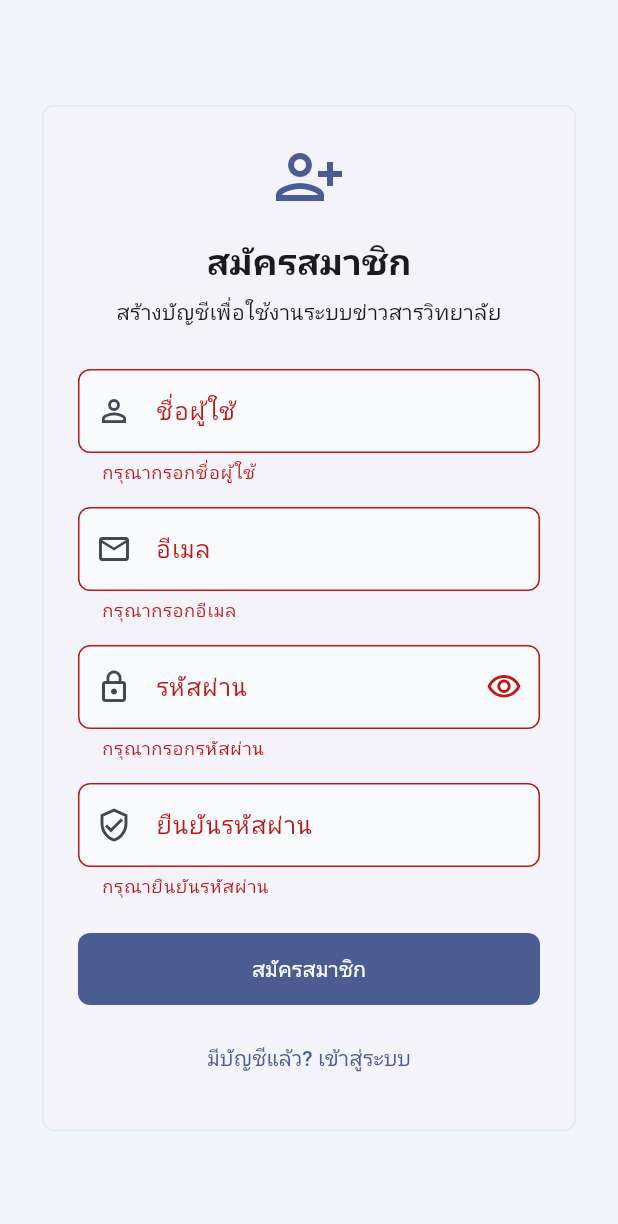
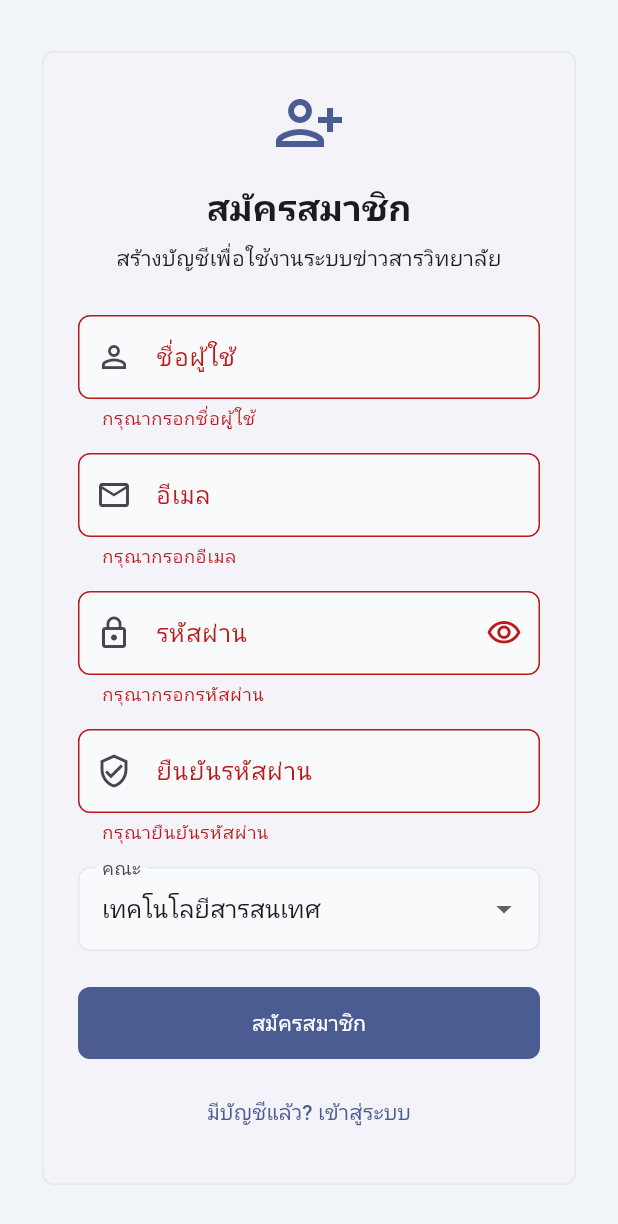
Before and after one commit to PakinB/flutter_college_news_app, a Flutter app: the RegisterPage screen opened directly, after a tap on "สมัครสมาชิก", on a phone screen of 412 x 824 dp. Shown: the top 1224 px of the screen. Run offline on Flutter 3.47's test engine with Material 3 defaults, Android fonts, the phone set to English and light mode, and no system bars.

Commit message:
complete registerpage

```diff
--- a/lib/register.dart
+++ b/lib/register.dart
@@ -1,4 +1,6 @@
 import 'package:flutter/material.dart';
+import 'dart:convert';
+import 'package:http/http.dart' as http;
 
 class RegisterPage extends StatefulWidget {
   const RegisterPage({super.key});
@@ -15,6 +17,42 @@ class _RegisterPageState extends State<RegisterPage> {
   final _confirmPasswordController = TextEditingController();
   bool _obscurePassword = true;
 
+  String selectedFaculty = '1';
+
+  Future<void> register() async {
+    final url = Uri.parse(
+      "http://localhost/flutter_college_news/php_api/auth/register.php",
+    );
+
+    final response = await http.post(
+      url,
+      headers: {"Content-Type": "application/json"},
+      body: jsonEncode({
+        "name": _nameController.text,
+        "email": _emailController.text,
+        "password": _passwordController.text,
+        "role": "user",
+        "faculty_id": selectedFaculty,
+      }),
+    );
+
+    final data = jsonDecode(response.body);
+
+    if (data['status'] == 'success') {
+      ScaffoldMessenger.of(
+        context,
+      ).showSnackBar(const SnackBar(content: Text("สมัครสมาชิกสำเร็จ")));
+
+      Navigator.pop(context);
+    } else {
+      ScaffoldMessenger.of(context).showSnackBar(
+        SnackBar(
+          content: Text("Error: ${data['message'] ?? 'สมัครไม่สำเร็จ'}"),
+        ),
+      );
+    }
+  }
+
   @override
   void dispose() {
     _nameController.dispose();
@@ -24,13 +62,10 @@ class _RegisterPageState extends State<RegisterPage> {
     super.dispose();
   }
 
-  void _register() {
+  Future<void> _register() async {
     if (!_formKey.currentState!.validate()) return;
 
-    ScaffoldMessenger.of(context).showSnackBar(
-      const SnackBar(content: Text('สมัครสมาชิกสำเร็จ')),
-    );
-    Navigator.of(context).pop();
+    await register();
   }
 
   void _backToLogin() {
@@ -70,9 +105,7 @@ class _RegisterPageState extends State<RegisterPage> {
                         Text(
                           'สมัครสมาชิก',
                           textAlign: TextAlign.center,
-                          style: Theme.of(context)
-                              .textTheme
-                              .headlineSmall
+                          style: Theme.of(context).textTheme.headlineSmall
                               ?.copyWith(fontWeight: FontWeight.bold),
                         ),
                         const SizedBox(height: 8),
@@ -168,6 +201,43 @@ class _RegisterPageState extends State<RegisterPage> {
                           },
                           onFieldSubmitted: (_) => _register(),
                         ),
+                        const SizedBox(height: 16),
+                        DropdownButtonFormField(
+                          value: selectedFaculty,
+                          items: const [
+                            DropdownMenuItem(
+                              value: '1',
+                              child: Text('เทคโนโลยีสารสนเทศ'),
+                            ),
+                            DropdownMenuItem(
+                              value: '2',
+                              child: Text('นิติศาสตร์'),
+                            ),
+                            DropdownMenuItem(
+                              value: '3',
+                              child: Text('บริหารธุรกิจ'),
+                            ),
+                            DropdownMenuItem(
+                              value: '4',
+                              child: Text('ศิลปะศาสตร์'),
+                            ),
+                            DropdownMenuItem(value: '5', child: Text('บัญชี')),
+                            DropdownMenuItem(
+                              value: '6',
+                              child: Text('โลจิสติกส์และซัพพลายเชน'),
+                            ),
+                            DropdownMenuItem(
+                              value: '7',
+                              child: Text('นิเทศศาสตร์'),
+                            ),
+                          ],
+                          onChanged: (value) {
+                            setState(() {
+                              selectedFaculty = value.toString();
+                            });
+                          },
+                          decoration: const InputDecoration(labelText: "คณะ"),
+                        ),
                         const SizedBox(height: 24),
                         FilledButton(
                           onPressed: _register,
```
Also changed, not shown: lib/login.dart (+28 -32 lines).
